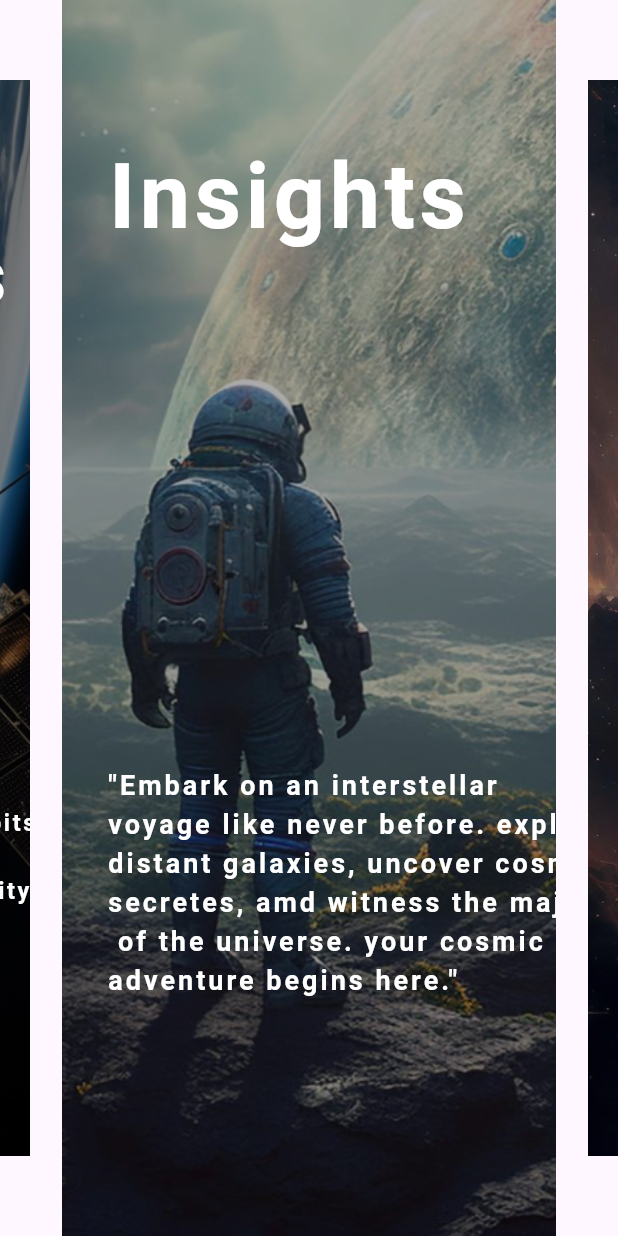
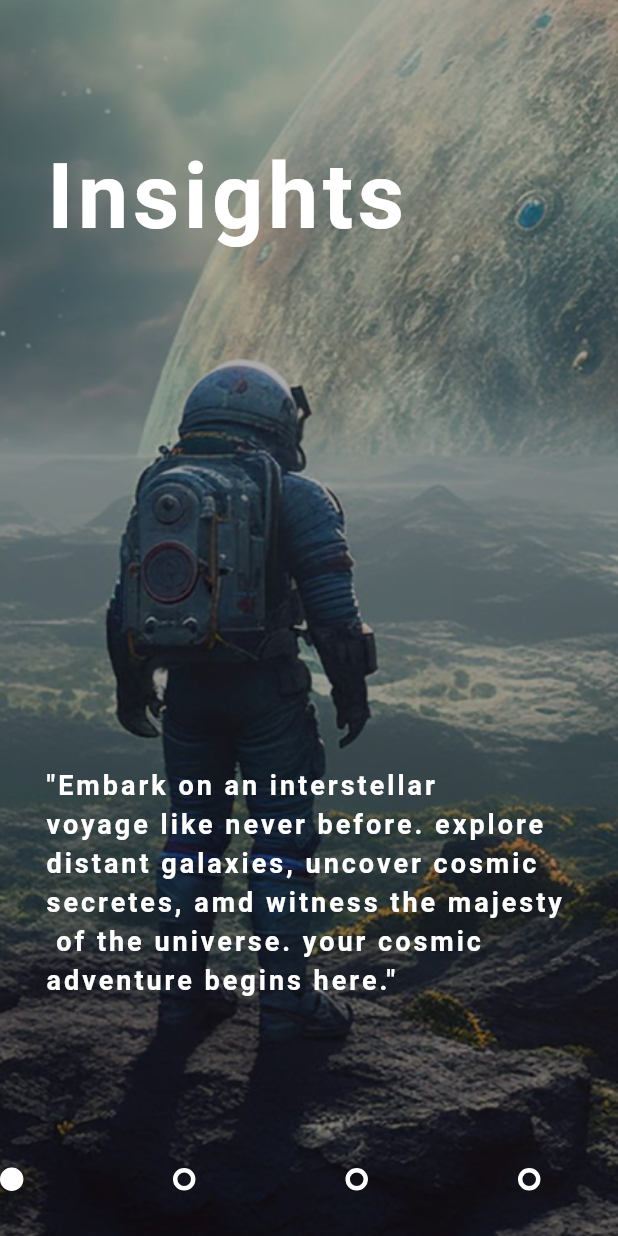
Before and after one commit to DagmMesfin/flutter_ahmenes_application, a Flutter app: the OverviewScreen screen opened directly, on a phone screen of 412 x 824 dp. Run offline on Flutter 3.47's test engine with Material 3 defaults, Android fonts, the phone set to English and light mode, and no system bars; drawn by our look-alikes of carousel_slider, smooth_page_indicator.

Commit message:
An application

```diff
--- a/lib/overview_screen.dart
+++ b/lib/overview_screen.dart
@@ -1,5 +1,6 @@
 import 'package:flutter/material.dart';
 import 'package:carousel_slider/carousel_slider.dart';
+import 'package:smooth_page_indicator/smooth_page_indicator.dart';
 
 List<List<String>> sliderData = [
   [
@@ -70,22 +71,57 @@ Widget descriptionBlock(int i) {
   );
 }
 
-class OverviewScreen extends StatelessWidget {
+Widget buildIndicator(context) {
+  return Container(
+    margin: EdgeInsets.fromLTRB(0, 30, 0, 30),
+    child: AnimatedSmoothIndicator(
+      activeIndex: activeIndex,
+      count: sliderData.length,
+      curve: Curves.easeInOut,
+      effect: ScrollingDotsEffect(
+          maxVisibleDots: 5,
+          offset: 16,
+          fixedCenter: true,
+          spacing: MediaQuery.of(context).size.width * 0.25,
+          strokeWidth: 3,
+          dotColor: Colors.white,
+          activeDotScale: 2,
+          dotHeight: 12,
+          dotWidth: 12,
+          activeDotColor: Colors.white,
+          paintStyle: PaintingStyle.stroke),
+    ),
+  );
+}
+
+int activeIndex = 0;
+
+class OverviewScreen extends StatefulWidget {
   const OverviewScreen({super.key});
 
   @override
+  State<OverviewScreen> createState() => OverviewScreenState();
+}
+
+class OverviewScreenState extends State<OverviewScreen> {
+  @override
   Widget build(BuildContext context) {
     return Scaffold(
-      body: CarouselSlider.builder(
+        body: Stack(
+      alignment: AlignmentDirectional.bottomCenter,
+      children: [
+        CarouselSlider.builder(
           options: CarouselOptions(
             height: MediaQuery.of(context).size.height,
-            aspectRatio: MediaQuery.of(context).size.width /
-                MediaQuery.of(context).size.height,
-            clipBehavior: Clip.hardEdge,
-            enlargeCenterPage: true,
-            enlargeStrategy: CenterPageEnlargeStrategy.scale),
+            viewportFraction: 1,
+            enableInfiniteScroll: false,
+            onPageChanged: (index, reason) {
+              setState(() => activeIndex = index);
+            },
+          ),
           itemCount: 5,
-        itemBuilder: (BuildContext context, int itemIndex, int pageViewIndex) =>
+          itemBuilder:
+              (BuildContext context, int itemIndex, int pageViewIndex) =>
                   Stack(fit: StackFit.expand, children: [
             Image(
               image: AssetImage(sliderData[itemIndex][0]),
@@ -117,6 +153,8 @@ class OverviewScreen extends StatelessWidget {
             ),
           ]),
         ),
-    );
+        buildIndicator(context),
+      ],
+    ));
   }
 }
--- a/pubspec.yaml
+++ b/pubspec.yaml
@@ -31,6 +31,7 @@ dependencies:
   flutter:
     sdk: flutter
   carousel_slider: ^4.2.1
+  smooth_page_indicator: ^1.1.0
 
 
   # The following adds the Cupertino Icons font to your application.
```
Also changed, not shown: pubspec.lock. Lines whose indentation alone changed are shown as unchanged.
